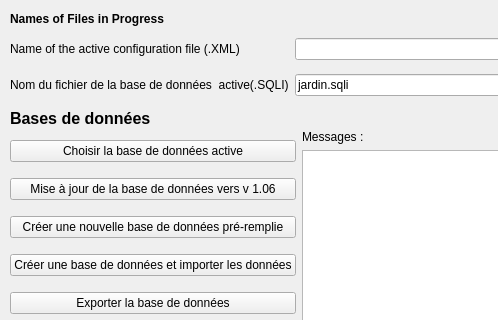
Znephf/libreJardin, file dialogs/configuration.ui: the form before one commit; both pictures show x 0 to 498 and y 0 to 320 of the 1136 by 647 pixel window.
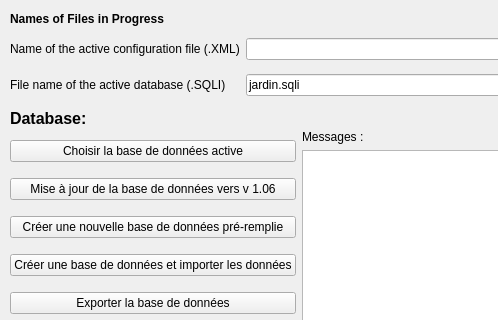
The form after the commit. Icons and pictures are not drawn.

Patch:
```diff
--- a/dialogs/configuration.ui
+++ b/dialogs/configuration.ui
@@ -49,7 +49,7 @@
     <item row="1" column="0">
      <widget class="QLabel" name="label_26">
       <property name="text">
-       <string>Nom du fichier de la base de données  active(.SQLI)</string>
+       <string>File name of the active database (.SQLI)</string>
       </property>
      </widget>
     </item>
@@ -108,7 +108,7 @@
     </font>
    </property>
    <property name="text">
-    <string>Bases de données</string>
+    <string>Database:</string>
    </property>
   </widget>
   <widget class="QFrame" name="frame">
```
